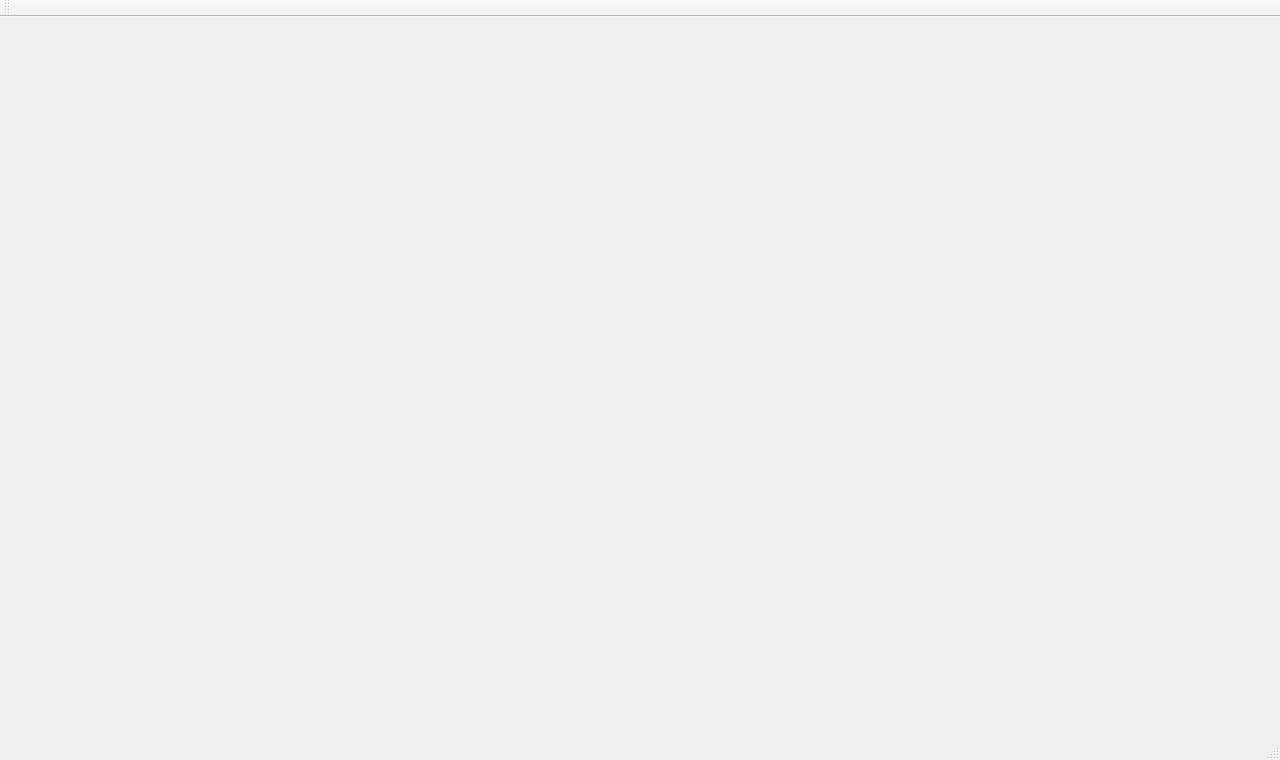
Old version of the form QtGuiApplication/QtGuiBattlefield.ui in the repository xiaotong1996/MyFirstGame.
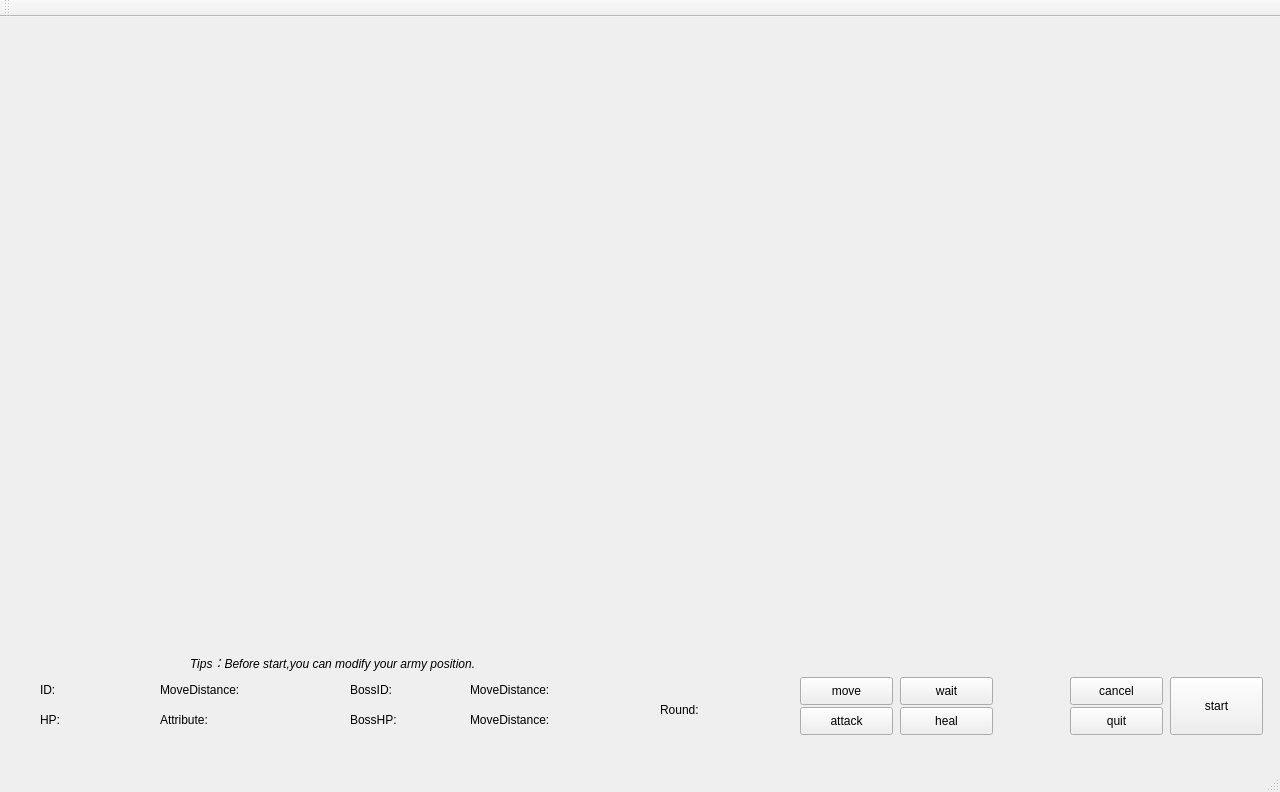
New version of the form.

```diff
--- a/QtGuiApplication/QtGuiBattlefield.ui
+++ b/QtGuiApplication/QtGuiBattlefield.ui
@@ -7,13 +7,246 @@
     <x>0</x>
     <y>0</y>
     <width>1280</width>
-    <height>760</height>
+    <height>792</height>
    </rect>
   </property>
   <property name="windowTitle">
    <string>QtGuiBattlefield</string>
   </property>
-  <widget class="QWidget" name="centralWidget"/>
+  <widget class="QWidget" name="centralWidget">
+   <widget class="QPushButton" name="buttonCancel">
+    <property name="geometry">
+     <rect>
+      <x>1070</x>
+      <y>660</y>
+      <width>93</width>
+      <height>28</height>
+     </rect>
+    </property>
+    <property name="text">
+     <string>cancel</string>
+    </property>
+   </widget>
+   <widget class="QPushButton" name="buttonStop">
+    <property name="geometry">
+     <rect>
+      <x>1070</x>
+      <y>690</y>
+      <width>93</width>
+      <height>28</height>
+     </rect>
+    </property>
+    <property name="text">
+     <string>quit</string>
+    </property>
+   </widget>
+   <widget class="QLabel" name="unitID">
+    <property name="geometry">
+     <rect>
+      <x>40</x>
+      <y>665</y>
+      <width>100</width>
+      <height>16</height>
+     </rect>
+    </property>
+    <property name="text">
+     <string>ID:</string>
+    </property>
+   </widget>
+   <widget class="QLabel" name="unitHP">
+    <property name="geometry">
+     <rect>
+      <x>40</x>
+      <y>695</y>
+      <width>100</width>
+      <height>16</height>
+     </rect>
+    </property>
+    <property name="text">
+     <string>HP:</string>
+    </property>
+   </widget>
+   <widget class="QLabel" name="unitMoveD">
+    <property name="geometry">
+     <rect>
+      <x>160</x>
+      <y>665</y>
+      <width>150</width>
+      <height>16</height>
+     </rect>
+    </property>
+    <property name="text">
+     <string>MoveDistance:</string>
+    </property>
+   </widget>
+   <widget class="QLabel" name="bossID">
+    <property name="geometry">
+     <rect>
+      <x>350</x>
+      <y>665</y>
+      <width>100</width>
+      <height>16</height>
+     </rect>
+    </property>
+    <property name="text">
+     <string>BossID:</string>
+    </property>
+   </widget>
+   <widget class="QLabel" name="bossHP">
+    <property name="geometry">
+     <rect>
+      <x>350</x>
+      <y>695</y>
+      <width>100</width>
+      <height>16</height>
+     </rect>
+    </property>
+    <property name="text">
+     <string>BossHP:</string>
+    </property>
+   </widget>
+   <widget class="QLabel" name="unitAttribute">
+    <property name="geometry">
+     <rect>
+      <x>160</x>
+      <y>695</y>
+      <width>150</width>
+      <height>16</height>
+     </rect>
+    </property>
+    <property name="text">
+     <string>Attribute:</string>
+    </property>
+   </widget>
+   <widget class="QLabel" name="bossMoveD">
+    <property name="geometry">
+     <rect>
+      <x>470</x>
+      <y>665</y>
+      <width>150</width>
+      <height>16</height>
+     </rect>
+    </property>
+    <property name="text">
+     <string>MoveDistance:</string>
+    </property>
+   </widget>
+   <widget class="QLabel" name="bossAttribute">
+    <property name="geometry">
+     <rect>
+      <x>470</x>
+      <y>695</y>
+      <width>190</width>
+      <height>16</height>
+     </rect>
+    </property>
+    <property name="text">
+     <string>MoveDistance:</string>
+    </property>
+   </widget>
+   <widget class="QPushButton" name="buttonStart">
+    <property name="geometry">
+     <rect>
+      <x>1170</x>
+      <y>660</y>
+      <width>93</width>
+      <height>58</height>
+     </rect>
+    </property>
+    <property name="text">
+     <string>start</string>
+    </property>
+   </widget>
+   <widget class="QLabel" name="tips">
+    <property name="geometry">
+     <rect>
+      <x>190</x>
+      <y>630</y>
+      <width>501</width>
+      <height>31</height>
+     </rect>
+    </property>
+    <property name="font">
+     <font>
+      <italic>true</italic>
+     </font>
+    </property>
+    <property name="lineWidth">
+     <number>1</number>
+    </property>
+    <property name="text">
+     <string>Tips：Before start,you can modify your army position.</string>
+    </property>
+    <property name="textFormat">
+     <enum>Qt::AutoText</enum>
+    </property>
+   </widget>
+   <widget class="QLabel" name="gameRound">
+    <property name="geometry">
+     <rect>
+      <x>660</x>
+      <y>685</y>
+      <width>100</width>
+      <height>15</height>
+     </rect>
+    </property>
+    <property name="text">
+     <string>Round:</string>
+    </property>
+   </widget>
+   <widget class="QPushButton" name="buttonMove">
+    <property name="geometry">
+     <rect>
+      <x>800</x>
+      <y>660</y>
+      <width>93</width>
+      <height>28</height>
+     </rect>
+    </property>
+    <property name="text">
+     <string>move</string>
+    </property>
+   </widget>
+   <widget class="QPushButton" name="buttonWait">
+    <property name="geometry">
+     <rect>
+      <x>900</x>
+      <y>660</y>
+      <width>93</width>
+      <height>28</height>
+     </rect>
+    </property>
+    <property name="text">
+     <string>wait</string>
+    </property>
+   </widget>
+   <widget class="QPushButton" name="buttonAttack">
+    <property name="geometry">
+     <rect>
+      <x>800</x>
+      <y>690</y>
+      <width>93</width>
+      <height>28</height>
+     </rect>
+    </property>
+    <property name="text">
+     <string>attack</string>
+    </property>
+   </widget>
+   <widget class="QPushButton" name="buttonHeal">
+    <property name="geometry">
+     <rect>
+      <x>900</x>
+      <y>690</y>
+      <width>93</width>
+      <height>28</height>
+     </rect>
+    </property>
+    <property name="text">
+     <string>heal</string>
+    </property>
+   </widget>
+  </widget>
   <widget class="QMenuBar" name="menuBar">
    <property name="geometry">
     <rect>
```
Left out of the diff: 124 changed lines with no effect on the pictures.
